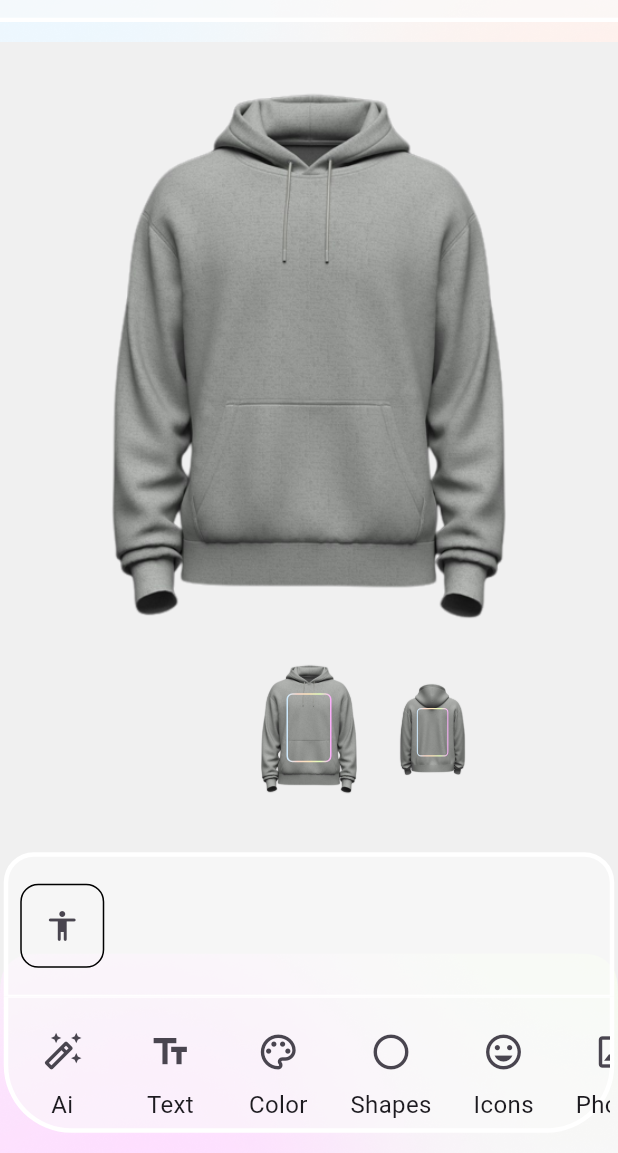
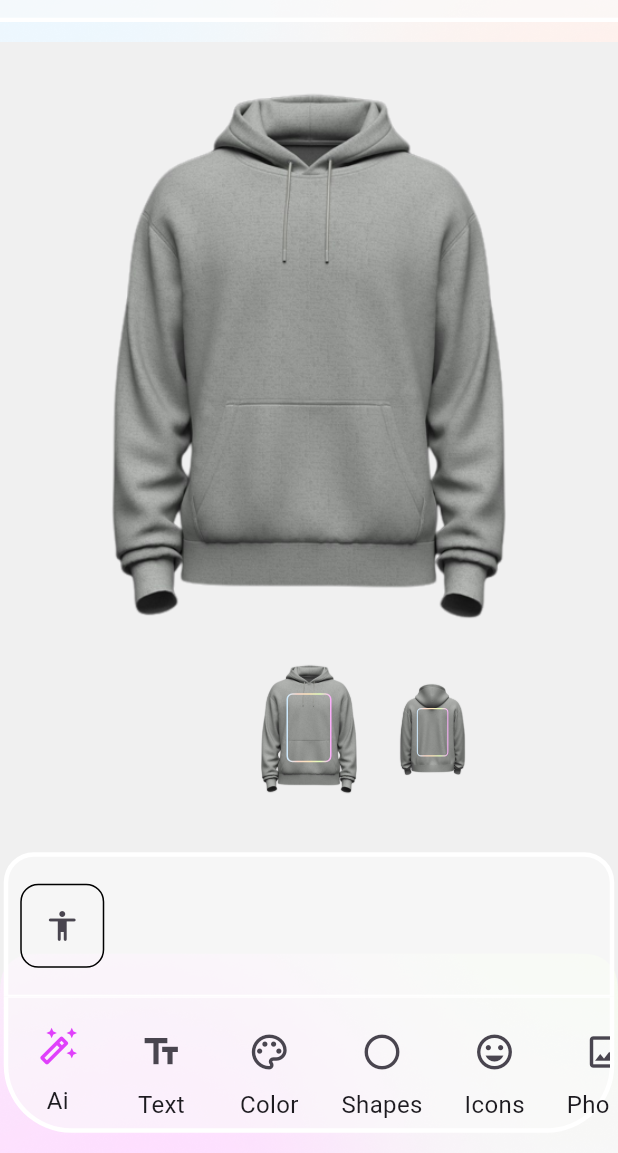
Before and after one commit to AmrTaher70/Custom_Craft, a Flutter app: the screen it shows after launch, on a phone screen of 412 x 824 dp, the part 83-1236 px from its top. Run offline on Flutter 3.47's test engine with Material 3 defaults, Android fonts, the phone set to English and light mode, and no system bars; our stand-ins replace device_preview, flutter_colorpicker, flutter_dotenv, get, go_router, google_fonts and 3 more; missing offline and left inert: dart:html, universal_html; network calls fail.

Commit message:
finish shapes and icons from a Api but there's some issues should fix in main design

```diff
--- a/lib/core/utils/models/shapes_model.dart
+++ b/lib/core/utils/models/shapes_model.dart
@@ -1,16 +1,35 @@
-import 'package:custom_craft/core/utils/assets/assets.dart';
+import 'package:custom_craft/constans/colors/colors.dart';
+import 'package:custom_craft/helper/api.helper.dart';
 import 'package:flutter/material.dart';
+// Import the Api helper
 
 class ShapeProvider extends ChangeNotifier {
-  final List<String> _shapes = List<String>.filled(
-      16, AssetsData.circle); // Fill the list with 16 hoodie images
+  List<String> _shapes = [];
   String? _selectedShape;
-  Color _selectedColor =
-      const Color.fromARGB(255, 12, 151, 83); // Initialize with a default color
+  Color _selectedColor = AssetsColors.primaryColor;
 
   List<String> get shapes => _shapes;
   String? get selectedShape => _selectedShape;
   Color get selectedColor => _selectedColor;
+
+  Future<void> fetchShapes() async {
+    final api = Api(); // Instantiate the Api helper
+    const url = 'http://customcraftt.somee.com/api/Shape/GetShapes';
+    try {
+      final response = await api.get(url: url);
+      if (response is List<dynamic>) {
+        final List<String> shapeUrls = response
+            .map((shapeData) => shapeData['pictureUrl'].toString())
+            .toList();
+        _shapes = shapeUrls;
+        notifyListeners();
+      } else {
+        throw Exception('Failed to load shapes');
+      }
+    } catch (e) {
+      throw Exception('Failed to fetch shapes: $e');
+    }
+  }
 
   void setSelectedShape(String? shape) {
     _selectedShape = shape;
--- a/lib/features/Design/MainDesign/main_design.dart
+++ b/lib/features/Design/MainDesign/main_design.dart
@@ -6,6 +6,7 @@ import 'dart:typed_data';
 import 'dart:ui' as ui;
 import 'package:custom_craft/core/utils/models/ai_image.dart';
 import 'package:custom_craft/core/utils/models/saved_photo_model.dart';
+import 'package:custom_craft/core/utils/models/shapes_model.dart';
 import 'package:custom_craft/features/Similarity/search_on_item.dart';
 import 'package:universal_html/html.dart' as html;
 import 'package:custom_craft/core/utils/assets/assets.dart';
@@ -45,6 +46,9 @@ class _MainDesignState extends State<MainDesign> {
   final GlobalKey _designKey = GlobalKey();
   final PageController _pageController = PageController(viewportFraction: 0.2);
   final TransformationController _controller = TransformationController();
+  final TransformationController _controllerIcon = TransformationController();
+  final TransformationController _controllerShape = TransformationController();
+  final TransformationController _controllerImage = TransformationController();
   int _currentPageIndex = 0;
 
   List<String> images = [
@@ -75,7 +79,28 @@ class _MainDesignState extends State<MainDesign> {
     }
   }
 
-  Future<void> _saveState() async {
+  Future<void> _saveStateForText() async {
+    // Save matrix data to local storage
+    final List<double> matrixList = _controller.value.storage.toList();
+    final jsonString = json.encode(matrixList);
+    window.localStorage['matrix'] = jsonString;
+  }
+
+  Future<void> _saveStateForIcons() async {
+    // Save matrix data to local storage
+    final List<double> matrixList = _controller.value.storage.toList();
+    final jsonString = json.encode(matrixList);
+    window.localStorage['matrix'] = jsonString;
+  }
+
+  Future<void> _saveStateForShape() async {
+    // Save matrix data to local storage
+    final List<double> matrixList = _controller.value.storage.toList();
+    final jsonString = json.encode(matrixList);
+    window.localStorage['matrix'] = jsonString;
+  }
+
+  Future<void> _saveStateForImage() async {
     // Save matrix data to local storage
     final List<double> matrixList = _controller.value.storage.toList();
     final jsonString = json.encode(matrixList);
@@ -176,7 +201,6 @@ class _MainDesignState extends State<MainDesign> {
     final selectedShape = Provider.of<ShapeProvider>(context).selectedShape;
     final selectedColor = Provider.of<ShapeProvider>(context).selectedColor;
     var selectedIcons = Provider.of<IconProvider>(context).selectedIcon;
-    print('Selected icon: $selectedIcons');
     final selectedIconColor = Provider.of<IconProvider>(context).selectedColor;
 
     return BackGroundImage(
@@ -221,22 +245,23 @@ class _MainDesignState extends State<MainDesign> {
                                 colorBlendMode: BlendMode.modulate,
                               ),
                               if (selectedShape != null)
-                                Positioned.fill(
-                                  child: Center(
+                                Positioned(
+                                  height: 350,
+                                  left: 100,
+                                  right: 100,
                                   child: InteractiveViewer(
-                                      boundaryMargin:
-                                          const EdgeInsets.symmetric(
+                                    transformationController: _controllerShape,
+                                    boundaryMargin: const EdgeInsets.symmetric(
                                         horizontal: 35, vertical: 140),
+                                    onInteractionEnd: (details) {
+                                      _saveStateForShape();
+                                    },
                                     minScale: 0.1,
                                     maxScale: 1.6,
-                                      child: Container(
-                                        color: Colors.amber,
-                                        child: Image.asset(
+                                    child: Image.network(
                                       selectedShape,
                                       color: selectedColor,
                                       colorBlendMode: BlendMode.modulate,
-                                        ),
-                                      ),
                                     ),
                                   ),
                                 ),
@@ -247,21 +272,17 @@ class _MainDesignState extends State<MainDesign> {
                                   left: 100,
                                   right: 100, // Adjust positioning as needed
                                   child: InteractiveViewer(
-                                    transformationController: _controller,
                                     boundaryMargin: const EdgeInsets.symmetric(
-                                        horizontal: 35, vertical: 100),
+                                        horizontal: 35, vertical: 150),
                                     minScale: 0.1,
                                     maxScale: 1.6,
                                     onInteractionEnd: (details) {
-                                      _saveState();
+                                      _saveStateForImage();
                                     },
-                                    child: Container(
-                                      color: Colors.amber,
                                     child: Image.memory(
                                       selectedPhoto.data,
                                       height: 200,
                                       width: 200,
-                                      ),
                                     ),
                                   ),
                                 ),
@@ -271,22 +292,22 @@ class _MainDesignState extends State<MainDesign> {
                                   left: 100,
                                   right: 100,
                                   child: InteractiveViewer(
+                                    transformationController: _controller,
+                                    onInteractionEnd: (details) {
+                                      _saveStateForImage();
+                                    },
                                     boundaryMargin: const EdgeInsets.symmetric(
                                       horizontal: 35,
                                       vertical: 150,
                                     ),
                                     minScale: 0.1,
                                     maxScale: 1.6,
-                                    child: Container(
-                                      color: Colors
-                                          .transparent, // Placeholder color for the container
                                     child: Image.network(
                                       selectedIcons,
                                       height: 200,
                                       width: 200,
                                       color: selectedIconColor,
                                       colorBlendMode: BlendMode.modulate,
-                                      ),
                                     ),
                                   ),
                                 ),
@@ -322,26 +343,28 @@ class _MainDesignState extends State<MainDesign> {
                                   }
                                 },
                               ),
-                              Positioned(
-                                height: 450,
+                              textModel.text.isNotEmpty
+                                  ? Positioned(
+                                      height: 350,
                                       left: 100,
                                       right: 100,
-                                child: Center(
+                                      child: Container(
+                                        color: Colors.black,
                                         child: InteractiveViewer(
                                           transformationController: _controller,
-                                    boundaryMargin: const EdgeInsets.symmetric(
-                                      horizontal: 400,
-                                      vertical: 400,
+                                          boundaryMargin:
+                                              const EdgeInsets.symmetric(
+                                            horizontal: 30,
+                                            vertical: 150,
                                           ),
                                           minScale: 0.1,
-                                    maxScale: 2,
+                                          maxScale: 1.6,
                                           onInteractionEnd: (details) {
-                                      _saveState();
+                                            _saveStateForText();
                                           },
-                                    child: Container(
-                                      color: Colors.blue,
                                           child: Consumer<TextModel>(
-                                        builder: (context, textModel, child) {
+                                            builder:
+                                                (context, textModel, child) {
                                               return Text(
                                                 textModel.text,
                                                 style: GoogleFonts.getFont(
@@ -355,8 +378,8 @@ class _MainDesignState extends State<MainDesign> {
                                           ),
                                         ),
                                       ),
-                                ),
-                              ),
+                                    )
+                                  : const SizedBox()
                             ],
                           ),
                         ),
@@ -533,7 +556,7 @@ class _MainDesignState extends State<MainDesign> {
                                               onPressed: () {},
                                               child: TextButton(
                                                 onPressed: () {},
-                                                child: Image.asset(
+                                                child: Image.network(
                                                   selectedShape,
                                                   color: selectedColor,
                                                   colorBlendMode:
@@ -727,7 +750,7 @@ class _MainDesignState extends State<MainDesign> {
                               children: [
                                 // Ai Generator
                                 Padding(
-                                  padding: const EdgeInsets.all(12.0),
+                                  padding: const EdgeInsets.all(9.0),
                                   child: Column(
                                     children: [
                                       IconButton(
@@ -753,6 +776,7 @@ class _MainDesignState extends State<MainDesign> {
                                         },
                                         icon: const Icon(
                                           Icons.auto_fix_high_outlined,
+                                          color: Colors.purpleAccent,
                                         ),
                                         iconSize: 28,
                                       ),
--- a/lib/features/Design/Shapes/add_shape.dart
+++ b/lib/features/Design/Shapes/add_shape.dart
@@ -1,40 +1,31 @@
 import 'package:custom_craft/constans/colors/colors.dart';
 import 'package:custom_craft/core/utils/assets/assets.dart';
+import 'package:custom_craft/core/utils/models/shapes_model.dart';
 import 'package:custom_craft/core/widget/color_picker.dart';
 import 'package:custom_craft/core/widget/custom_app_bar_for_tools.dart';
 import 'package:custom_craft/features/Design/MainDesign/main_design.dart';
 import 'package:flutter/material.dart';
 import 'package:provider/provider.dart';
 
-class ShapeProvider extends ChangeNotifier {
-  final List<String> _shapes = <String>[
-    AssetsData.circle,
-    AssetsData.circle,
-    AssetsData.circle,
-    AssetsData.circle,
-    AssetsData.circle,
-    AssetsData.circle,
-    AssetsData.circle,
-    AssetsData.circle
-  ]; // Fill the list with 16 hoodie images
-  String? _selectedShape;
-  Color _selectedColor =
-      AssetsColors.primaryColor; // Initialize with a default color
+// class ShapeProvider extends ChangeNotifier {
+//   final List<String> _shapes = <String>[];
+//   String? _selectedShape;
+//   Color _selectedColor =AssetsColors.primaryColor; // Initialize with a default color
 
-  List<String> get shapes => _shapes;
-  String? get selectedShape => _selectedShape;
-  Color get selectedColor => _selectedColor;
+//   List<String> get shapes => _shapes;
+//   String? get selectedShape => _selectedShape;
+//   Color get selectedColor => _selectedColor;
 
-  void setSelectedShape(String? shape) {
-    _selectedShape = shape;
-    notifyListeners();
-  }
+//   void setSelectedShape(String? shape) {
+//     _selectedShape = shape;
+//     notifyListeners();
+//   }
 
-  void setSelectedColor(Color color) {
-    _selectedColor = color;
-    notifyListeners();
-  }
-}
+//   void setSelectedColor(Color color) {
+//     _selectedColor = color;
+//     notifyListeners();
+//   }
+// }
 
 class AddShape extends StatefulWidget {
   const AddShape({Key? key}) : super(key: key);
@@ -44,6 +35,12 @@ class AddShape extends StatefulWidget {
 }
 
 class _AddShapeState extends State<AddShape> {
+  @override
+  void initState() {
+    super.initState();
+    Provider.of<ShapeProvider>(context, listen: false).fetchShapes();
+  }
+
   @override
   Widget build(BuildContext context) {
     int? selectedShapeIndex;
@@ -82,7 +79,7 @@ class _AddShapeState extends State<AddShape> {
                               color: const Color(0xff8E8E8E),
                             ),
                           ),
-                          child: Image.asset(
+                          child: Image.network(
                             shapeProvider.selectedShape!,
                             height: 160,
                             width: 160,
@@ -167,7 +164,7 @@ class _AddShapeState extends State<AddShape> {
                                 : Colors.transparent,
                           ),
                         ),
-                        child: Image.asset(
+                        child: Image.network(
                           shapeProvider.shapes[index],
                           height: 50,
                           width: 50,
--- a/lib/main.dart
+++ b/lib/main.dart
@@ -4,6 +4,7 @@ import 'package:custom_craft/core/utils/models/add_photos_model.dart';
 import 'package:custom_craft/core/utils/models/ai_image.dart';
 import 'package:custom_craft/core/utils/models/color_item_model.dart';
 import 'package:custom_craft/core/utils/models/saved_photo_model.dart';
+import 'package:custom_craft/core/utils/models/shapes_model.dart';
 import 'package:custom_craft/core/utils/models/text_model.dart';
 import 'package:custom_craft/core/widget/image_background.dart';
 import 'package:custom_craft/features/Contact%20US/contact_us_screen.dart';
```
Also changed, not shown: lib/api/get_shapes_model/get_shapes_model.dart (added, +18 -0 lines). Lines whose indentation alone changed are shown as unchanged.
